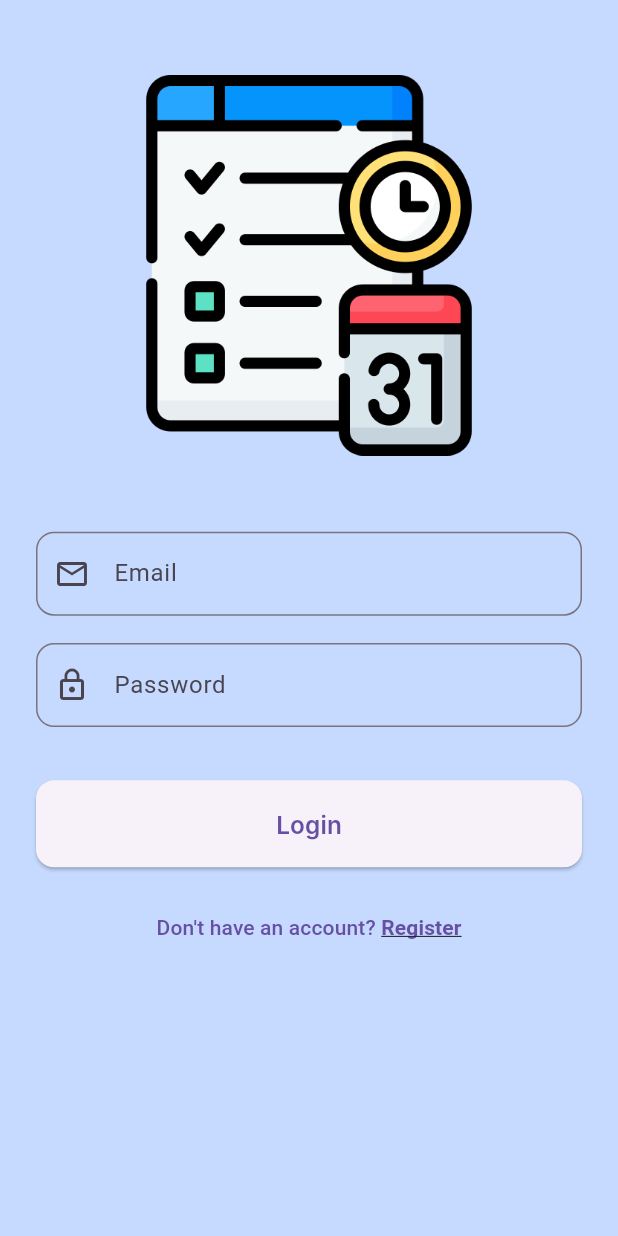
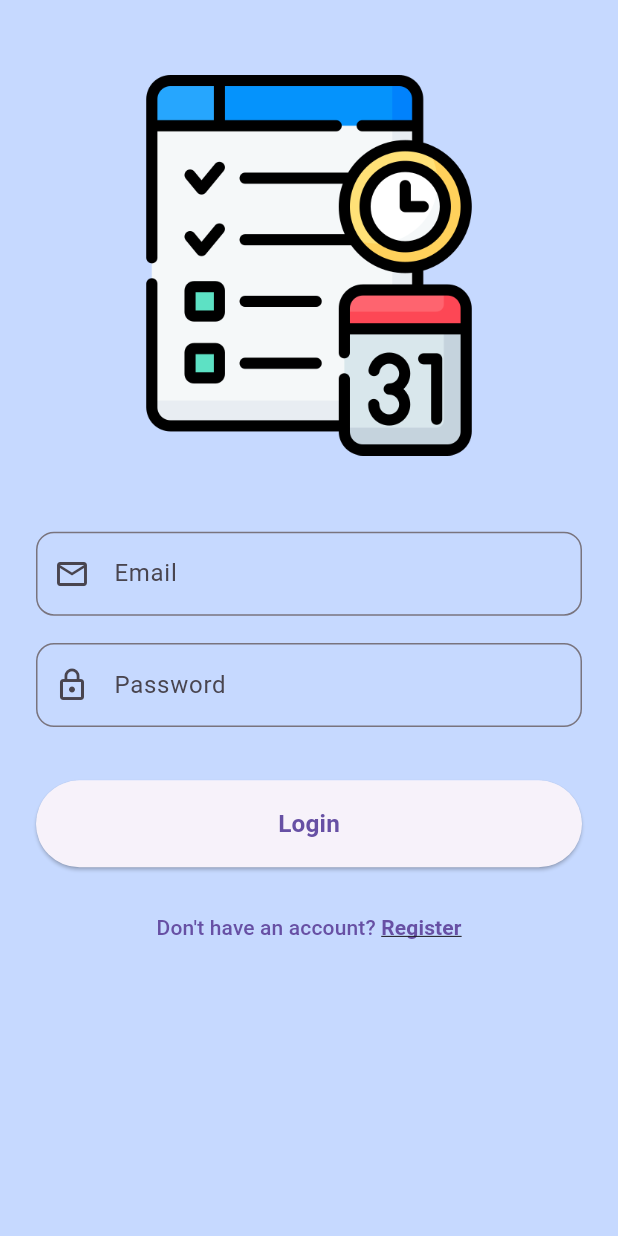
Before and after one commit to aish171294/codebase_assignment, a Flutter app: the screen it shows after launch, on a phone screen of 412 x 824 dp. Run offline on Flutter 3.47's test engine with Material 3 defaults, Android fonts, the phone set to English and light mode, and no system bars; our stand-ins replace cloud_firestore, connectivity_plus, equatable, firebase_auth, firebase_core, flutter_bloc and 6 more; accounts and stored records are empty; Roboto replaces fonts that are missing (Inter).

Commit message:
1.Named Route - Done 2.Unwanted plugins - Done 3.Discussed points - Done

```diff
--- /dev/null
+++ b/lib/core/routes/app_routes.dart
@@ -0,0 +1,36 @@
+import 'package:code_base_assignment/features/auth/presentation/screens/login_screen.dart';
+import 'package:code_base_assignment/features/auth/presentation/screens/register_screen.dart';
+import 'package:code_base_assignment/features/todo/domain/entity/todo_entity.dart';
+import 'package:code_base_assignment/features/todo/presentation/screens/create_todo_screen.dart';
+import 'package:code_base_assignment/features/todo/presentation/screens/todo_screen.dart';
+import 'package:flutter/material.dart';
+import 'route_names.dart';
+
+class AppRoutes {
+  static Route<dynamic> generateRoute(RouteSettings settings) {
+    switch (settings.name) {
+      case RouteNames.login:
+        return MaterialPageRoute(builder: (_) => LoginScreen());
+
+      case RouteNames.register:
+        return MaterialPageRoute(builder: (_) => RegisterScreen());
+
+      case RouteNames.todo:
+        return MaterialPageRoute(builder: (_) => TodoScreen());
+
+
+      case RouteNames.create_todo:
+        final args = settings.arguments as TodoEntity;
+        return MaterialPageRoute(
+          builder: (_) => CreateTodoScreen(todo: args,)
+        );
+
+      default:
+        return MaterialPageRoute(
+          builder: (_) => const Scaffold(
+            body: Center(child: Text('No route defined')),
+          ),
+        );
+    }
+  }
+}
--- /dev/null
+++ b/lib/core/routes/route_names.dart
@@ -0,0 +1,6 @@
+class RouteNames {
+  static const String login = '/login';
+  static const String register = '/register';
+  static const String todo = '/todo';
+  static const String create_todo = '/create_todo';
+}
--- a/lib/core/utils/themes/text_theme.dart
+++ /dev/null
@@ -1,69 +0,0 @@
-import 'package:flutter/material.dart';
-
-class TextStyleHelper {
-  static TextStyle _getTextStyle({
-    required double fontSize,
-    required FontWeight fontWeight,
-    FontStyle fontStyle = FontStyle.normal,
-    Color? color,
-    TextDecoration? decoration,
-    TextDecorationStyle? decorationStyle,
-    Color? decorationColor,
-  }) {
-    return TextStyle(
-      fontFamily: 'Inter',
-      fontSize: fontSize,
-      fontWeight: fontWeight,
-      fontStyle: fontStyle,
-      color: color,
-      decoration: decoration,
-      decorationStyle: decorationStyle,
-      decorationColor: decorationColor,
-    );
-  }
-
-  // Headline 1: Bold, FontWeight.w700
-  static TextStyle headline1(double fontSize, {Color? color}) {
-    return _getTextStyle(
-      fontSize: fontSize,
-      fontWeight: FontWeight.w700,
-      color: color,
-    );
-  }
-
-  // Headline 2: SemiBold, FontWeight.w600
-  static TextStyle headline2(double fontSize, {Color? color}) {
-    return _getTextStyle(
-      fontSize: fontSize,
-      fontWeight: FontWeight.w600,
-      color: color,
-    );
-  }
-
-  // BodyLarge1: Medium, FontWeight.w500
-  static TextStyle bodyLarge1(double fontSize, {Color? color}) {
-    return _getTextStyle(
-      fontSize: fontSize,
-      fontWeight: FontWeight.w500,
-      color: color,
-    );
-  }
-
-  // BodyLarge2: Medium, FontWeight.w500
-  static TextStyle bodyLarge2(double fontSize, {Color? color}) {
-    return _getTextStyle(
-      fontSize: fontSize,
-      fontWeight: FontWeight.w500,
-      color: color,
-    );
-  }
-
-  // Description: Regular, FontWeight.w400
-  static TextStyle description(double fontSize, {Color? color}) {
-    return _getTextStyle(
-      fontSize: fontSize,
-      fontWeight: FontWeight.w400,
-      color: color,
-    );
-  }
-}
--- a/lib/core/widgets/common_button.dart
+++ b/lib/core/widgets/common_button.dart
@@ -1,4 +1,3 @@
-import 'package:code_base_assignment/core/utils/themes/text_theme.dart';
 import 'package:flutter/material.dart';
 import 'package:flutter_screenutil/flutter_screenutil.dart';
 
@@ -21,11 +20,10 @@ class CommonButton extends StatelessWidget {
       onPressed: isLoading ? null : onPressed,
       style: ElevatedButton.styleFrom(
         minimumSize: const Size(double.infinity, 58),
-        shape: RoundedRectangleBorder(borderRadius: BorderRadius.circular(12)),
       ),
       child: isLoading
           ? const CircularProgressIndicator(color: Colors.white, strokeWidth: 2)
-          : Text(text, style: TextStyleHelper.headline2(16.sp)),
+          : Text(text, style: TextStyle(fontSize: 16.sp, fontWeight: FontWeight.bold)),
     );
   }
 }
--- a/lib/features/auth/presentation/bloc/auth_event.dart
+++ b/lib/features/auth/presentation/bloc/auth_event.dart
@@ -15,3 +15,7 @@ class RegisterSubmitted extends AuthEvent {
 
   RegisterSubmitted({required this.name, required this.confirmPassword,  required this.email,  required this.password});
 }
+
+class CheckAuthStatus extends AuthEvent {}
+
+class LogoutRequested extends AuthEvent {}
--- a/lib/features/auth/presentation/bloc/auth_state.dart
+++ b/lib/features/auth/presentation/bloc/auth_state.dart
@@ -12,3 +12,7 @@ class AuthFailure extends AuthState {
   final String message;
   AuthFailure(this.message);
 }
+
+class Authenticated extends AuthState {}
+
+class Unauthenticated extends AuthState {}
--- a/lib/features/auth/presentation/screens/login_screen.dart
+++ b/lib/features/auth/presentation/screens/login_screen.dart
@@ -1,29 +1,30 @@
+import 'package:code_base_assignment/core/routes/route_names.dart';
 import 'package:code_base_assignment/core/utils/constants/app_constants.dart';
 import 'package:code_base_assignment/core/utils/themes/color_theme.dart';
 import 'package:code_base_assignment/features/auth/presentation/bloc/auth_bloc.dart';
 import 'package:code_base_assignment/features/auth/presentation/bloc/auth_event.dart';
 import 'package:code_base_assignment/features/auth/presentation/bloc/auth_state.dart';
-import 'package:code_base_assignment/features/auth/presentation/screens/register_screen.dart';
 import 'package:code_base_assignment/features/todo/domain/entity/todo_entity.dart';
-import 'package:code_base_assignment/features/todo/presentation/screens/todo_screen.dart';
 import 'package:code_base_assignment/features/todo/presentation/widget/login_form.dart';
 import 'package:flutter/material.dart';
 import 'package:flutter_bloc/flutter_bloc.dart';
-import 'package:shared_preferences/shared_preferences.dart';
 
 
 
-class LoginScreen extends StatelessWidget {
+class LoginScreen extends StatefulWidget {
   final TodoEntity? todo;
   LoginScreen({super.key, this.todo});
 
+  @override
+  State<LoginScreen> createState() => _LoginScreenState();
+}
+
+class _LoginScreenState extends State<LoginScreen> {
   final emailController = TextEditingController();
+
   final passwordController = TextEditingController();
 
-  void userLoggedIn() async {
-    final prefs = await SharedPreferences.getInstance();
-    prefs.setBool('isLoggedIn', true);
-  }
+
 
   @override
   Widget build(BuildContext context) {
@@ -39,12 +40,12 @@ class LoginScreen extends StatelessWidget {
             }
 
             if (state is AuthSuccess) {
-              userLoggedIn();
               ScaffoldMessenger.of(context).showSnackBar(
-
-                const SnackBar(content: Text(AppConstants.loginSuccessful)),
+                SnackBar(content:
+                // Text(S.of(context).loginSuccessful))
+                Text(AppConstants.loginSuccessful)),
               );
-                Navigator.push(context, MaterialPageRoute(builder: (context) => TodoScreen(),));
+              Navigator.pushNamed(context, RouteNames.todo);
             }
           },
           builder: (context, state) {
@@ -61,7 +62,7 @@ class LoginScreen extends StatelessWidget {
                 ));
               },
               onToggle: () {
-                Navigator.push(context, MaterialPageRoute(builder: (context) => RegisterScreen(),));
+                Navigator.pushNamed(context, RouteNames.register);
               },
             );
           },
--- a/lib/main.dart
+++ b/lib/main.dart
@@ -1,22 +1,20 @@
-
 import 'package:code_base_assignment/core/connectivity/connectivity_bloc.dart';
 import 'package:code_base_assignment/core/connectivity/network_info.dart';
+import 'package:code_base_assignment/core/routes/app_routes.dart';
 import 'package:firebase_core/firebase_core.dart';
 import 'package:flutter/material.dart';
 import 'package:flutter_bloc/flutter_bloc.dart';
 import 'package:flutter_screenutil/flutter_screenutil.dart';
 import 'package:hive_flutter/adapters.dart';
-import 'package:shared_preferences/shared_preferences.dart';
-
 import 'core/di/di_injection.dart';
+import 'core/routes/route_names.dart';
 import 'features/auth/data/model/user_model.dart';
 import 'features/auth/presentation/bloc/auth_bloc.dart';
+import 'features/auth/presentation/bloc/auth_state.dart';
 import 'features/auth/presentation/screens/login_screen.dart';
 import 'features/todo/data/model/todo_model.dart';
 
 import 'features/todo/presentation/bloc/todo/todo_bloc.dart';
-
-
 import 'features/todo/presentation/screens/todo_screen.dart';
 import 'features/todo/presentation/widget/no_internet_widget.dart';
 import 'firebase_options.dart';
@@ -40,11 +38,10 @@ class MyApp extends StatelessWidget {
 
   @override
   Widget build(BuildContext context) {
-    Future<bool> isUserLoggedIn() async {
-      final prefs = await SharedPreferences.getInstance();
-      return prefs.getBool('isLoggedIn') ?? false;
-    }
-
+    // Future<bool> isUserLoggedIn() async {
+    //   final prefs = await SharedPreferences.getInstance();
+    //   return prefs.getBool('isLoggedIn') ?? false;
+    // }
     return ScreenUtilInit(
       designSize: Size(375, 812),
       minTextAdapt: true,
@@ -72,16 +69,20 @@ class MyApp extends StatelessWidget {
             debugShowCheckedModeBanner: false,
             title: 'Flutter Demo',
             theme: ThemeData(primarySwatch: Colors.blue),
-            home: FutureBuilder<bool>(
-              future: isUserLoggedIn(),
-              builder: (context, snapshot) {
-                if (snapshot.connectionState == ConnectionState.waiting) {
-                  return const Center(child: CircularProgressIndicator());
-                } else if (snapshot.data == true) {
+            initialRoute: RouteNames.login,
+            onGenerateRoute: AppRoutes.generateRoute,
+            home: BlocBuilder<AuthBloc, AuthState>(
+              builder: (context, state) {
+                if (state is AuthLoading) {
+                  return const Scaffold(
+                    body: Center(child: CircularProgressIndicator()),
+                  );
+                } else if (state is Authenticated) {
                   return const TodoScreen();
-                } else {
+                } else if (state is Unauthenticated) {
                   return LoginScreen();
                 }
+                return const SizedBox();
               },
             ),
           ),
--- a/pubspec.yaml
+++ b/pubspec.yaml
@@ -44,12 +44,11 @@ dependencies:
   equatable: ^2.0.7
   path_provider: ^2.1.5
   flutter_screenutil: ^5.9.3
-  go_router: ^16.1.0
   intl: ^0.20.2
-  uuid: ^4.5.1
   connectivity_plus: ^6.0.3
   shared_preferences: ^2.5.3
   pull_to_refresh: ^2.0.0
+  flutter_localization: ^0.3.3
 
 dev_dependencies:
   flutter_test:
```
Also changed, not shown: lib/features/auth/presentation/bloc/auth_bloc.dart (+38 -2 lines), lib/features/auth/presentation/screens/register_screen.dart (+12 -10 lines), lib/features/todo/presentation/screens/todo_screen.dart (+18 -23 lines), lib/features/todo/presentation/screens/create_todo_screen.dart (line endings or trailing spaces).
